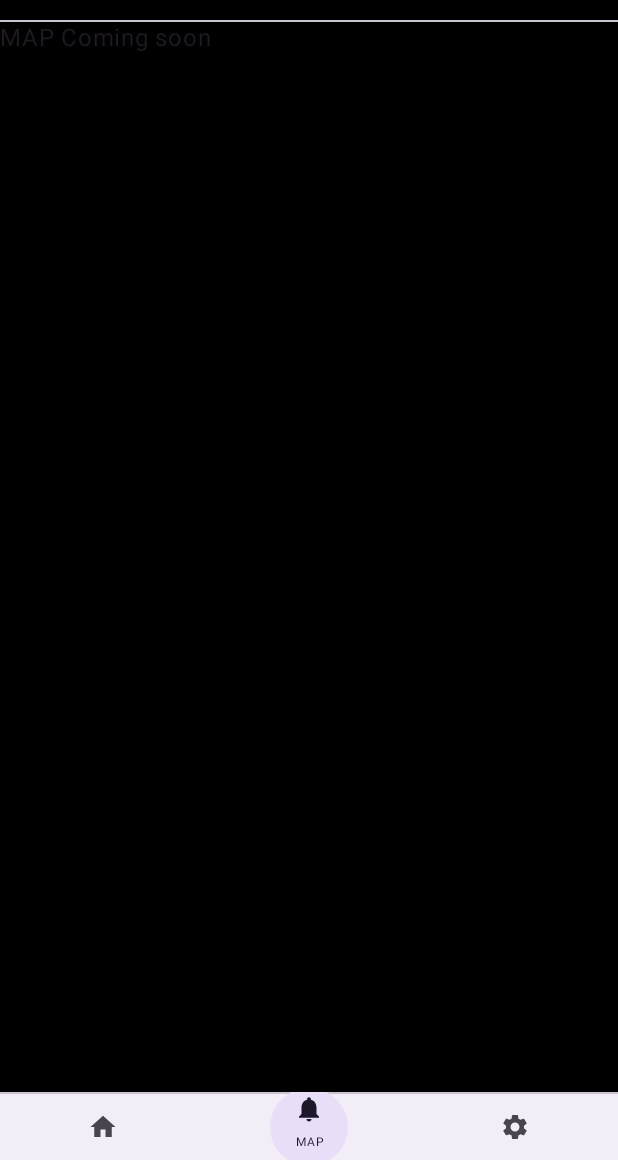
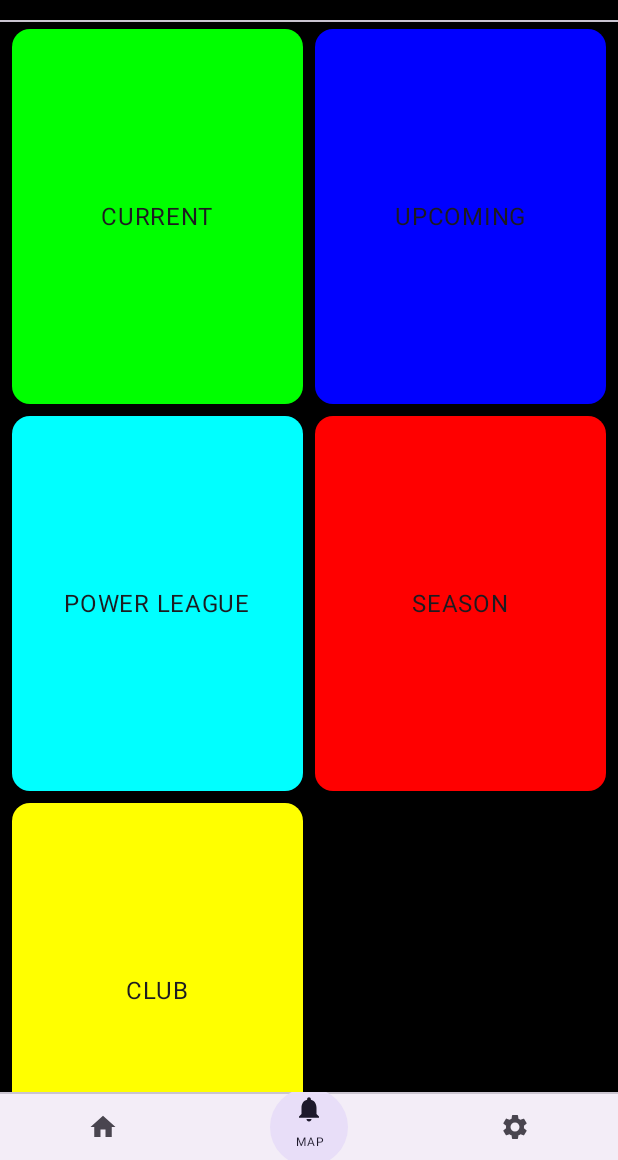
Before and after one commit to AvinashPatel005/BrawlStatz2, an Android app built with Jetpack Compose: the screen it shows after launch (MainActivity), item 2 of the bottom bar chosen, on a phone screen of 412 x 824 dp, the part 76-1236 px from its top. Run offline under Robolectric (Android 15) with nearby library versions, the phone set to English and light mode, and no system bars; our stand-ins replace Firebase (no records; nobody signed in at launch, a user with empty details on screens opened directly), Shimmer, accompanist; libraries missing offline, so code that uses them is left out: com.bumptech.glide, com.google.accompanist.navigation.

Commit message:
v3.2 Road to Events

```diff
--- a/app/build.gradle
+++ b/app/build.gradle
@@ -76,4 +76,8 @@ dependencies {
     implementation("androidx.lifecycle:lifecycle-viewmodel-compose:2.6.1")
     implementation("androidx.lifecycle:lifecycle-viewmodel-ktx:2.6.1")
     implementation "com.google.accompanist:accompanist-navigation-animation:0.31.0-alpha"
+    implementation "androidx.core:core-splashscreen:1.0.0"
+    implementation "com.squareup.retrofit2:retrofit:2.9.0"
+    implementation "com.squareup.retrofit2:converter-gson:2.9.0"
+    implementation "com.google.code.gson:gson:2.10.1"
 }
--- a/app/src/main/java/com/kal/brawlstatz2/MainActivity.kt
+++ b/app/src/main/java/com/kal/brawlstatz2/MainActivity.kt
@@ -9,9 +9,13 @@ import androidx.compose.animation.*
 import androidx.compose.animation.core.tween
 import androidx.compose.foundation.background
 import androidx.compose.foundation.border
+import androidx.compose.foundation.clickable
 import androidx.compose.foundation.layout.*
 import androidx.compose.foundation.lazy.LazyColumn
 import androidx.compose.foundation.lazy.LazyRow
+import androidx.compose.foundation.lazy.grid.GridCells
+import androidx.compose.foundation.lazy.grid.LazyVerticalGrid
+import androidx.compose.foundation.lazy.grid.items
 import androidx.compose.foundation.lazy.items
 import androidx.compose.foundation.shape.RoundedCornerShape
 import androidx.compose.material.icons.Icons
@@ -19,6 +23,7 @@ import androidx.compose.material.icons.filled.*
 import androidx.compose.material3.*
 import androidx.compose.runtime.*
 import androidx.compose.ui.Alignment
+import androidx.compose.ui.Alignment.Companion.Center
 import androidx.compose.ui.Alignment.Companion.CenterHorizontally
 import androidx.compose.ui.Modifier
 import androidx.compose.ui.draw.clip
@@ -46,8 +51,11 @@ import androidx.navigation.compose.currentBackStackEntryAsState
 import com.google.accompanist.navigation.animation.AnimatedNavHost
 import com.google.accompanist.navigation.animation.rememberAnimatedNavController
 import com.kal.brawlstatz2.data.BottomNavItem
+import com.kal.brawlstatz2.data.Events
+import com.kal.brawlstatz2.data.events.Active
 import com.kal.brawlstatz2.presentation.ShimmerListItem
 import com.kal.brawlstatz2.presentation.BrawlersList
+import com.kal.brawlstatz2.presentation.MapCard
 import com.kal.brawlstatz2.presentation.ShowMetaList
 import com.kal.brawlstatz2.ui.theme.*
 import com.kal.brawlstatz2.viewmodel.MainViewModel
@@ -368,7 +376,9 @@ class MainActivity : ComponentActivity() {
                     }
                 }
                 ){
-                SetDataMap()
+                SetDataMap(){
+
+                }
             }
             composable("meta",
                 enterTransition = {
@@ -418,7 +428,42 @@ fun BottomNavBar(
     }
 }
 @Composable
-fun SetDataMap() {
-    Text(text = "MAP Coming soon", modifier = Modifier.fillMaxSize())
-
+fun SetDataMap(
+    onclick : (String) -> Unit
+) {
+    val eventCardList = listOf<Events>(
+        Events("CURRENT","curr", Color.Green,true),
+        Events("UPCOMING","up", Color.Blue,true),
+        Events("POWER LEAGUE","pow", Color.Cyan,false),
+        Events("SEASON","season", Color.Red,false),
+        Events("CLUB","club", Color.Yellow,false),
+    )
+    LazyVerticalGrid(columns = GridCells.Fixed(2),Modifier.padding(top = 2.dp, start = 4.dp,end=4.dp)){
+        items(eventCardList){
+            Card(
+                Modifier
+                    .padding(4.dp)
+                    .fillMaxWidth()
+                    .height(250.dp)
+                    .clickable {
+                        if(it.enabled) onclick(it.route)
+                    },
+                colors = CardDefaults.cardColors(it.color)
+            ) {
+                Box(modifier = Modifier.fillMaxSize(), contentAlignment = Center){
+                    Text(text = it.cardName)
+                }
+            }
+        }
+    }
 }
+@Composable
+fun Curr(value: List<Active>) {
+    LazyColumn(
+        Modifier.fillMaxSize()
+    ){
+        items(value){
+            MapCard(active = it)
+        }
+    }
+}
--- /dev/null
+++ b/app/src/main/java/com/kal/brawlstatz2/data/Events.kt
@@ -0,0 +1,12 @@
+package com.kal.brawlstatz2.data
+
+import androidx.compose.ui.graphics.Color
+
+data class Events(
+    val cardName : String,
+    val route : String,
+    val color : Color,
+    val enabled : Boolean
+){
+    constructor():this("null","null", Color.Black,false)
+}
--- /dev/null
+++ b/app/src/main/java/com/kal/brawlstatz2/retrofit/ApiInterface.kt
@@ -0,0 +1,10 @@
+package com.kal.brawlstatz2.retrofit
+
+import com.kal.brawlstatz2.data.events.event
+import retrofit2.Call
+import retrofit2.http.GET
+
+interface ApiInterface {
+    @GET("events")
+    fun getData() : Call<event>
+}
--- /dev/null
+++ b/app/src/main/java/com/kal/brawlstatz2/retrofit/RetrofitInstance.kt
@@ -0,0 +1,14 @@
+package com.kal.brawlstatz2.retrofit
+import retrofit2.Retrofit
+import retrofit2.converter.gson.GsonConverterFactory
+
+object RetrofitInstance {
+    private val retrofit by lazy {
+        Retrofit.Builder().baseUrl("https://api.brawlapi.com/v1/")
+            .addConverterFactory(GsonConverterFactory.create())
+            .build()
+    }
+    val apiInterface by lazy {
+        retrofit.create(ApiInterface::class.java)
+    }
+}
--- a/app/src/main/java/com/kal/brawlstatz2/viewmodel/MainViewModel.kt
+++ b/app/src/main/java/com/kal/brawlstatz2/viewmodel/MainViewModel.kt
@@ -10,7 +10,13 @@ import com.google.firebase.database.ValueEventListener
 import com.kal.brawlstatz2.data.Brawler
 import com.kal.brawlstatz2.data.MetaTier
 import com.kal.brawlstatz2.data.Trait
+import com.kal.brawlstatz2.data.events.Active
+import com.kal.brawlstatz2.data.events.event
+import com.kal.brawlstatz2.retrofit.RetrofitInstance
 import com.kal.brawlstatz2.ui.theme.*
+import retrofit2.Call
+import retrofit2.Callback
+import retrofit2.Response
 
 class MainViewModel : ViewModel() {
     val list :ArrayList<Brawler> = ArrayList()
@@ -22,8 +28,41 @@ class MainViewModel : ViewModel() {
     val isLoading : MutableState<Boolean> = mutableStateOf(true)
     var isSearching : MutableState<Boolean> = mutableStateOf(false)
     var size : Int=0
+
+
+    val _activeList :ArrayList<Active> = ArrayList()
+    val activeList: MutableState<List<Active>> = mutableStateOf(listOf())
+
+    val _upcomingList :ArrayList<Active> = ArrayList()
+    val upcomingList: MutableState<List<Active>> = mutableStateOf(listOf())
+
+
     init {
         fetchData()
+        getData()
+    }
+
+
+    private fun getData(){
+        RetrofitInstance.apiInterface.getData().enqueue(object : Callback<event?> {
+            override fun onResponse(call: Call<event?>, response: Response<event?>) {
+                response.body()?.active?.filter { it.slot.name.contains("Daily") }?.let { _activeList.addAll(it) }
+                response.body()?.active?.filter { it.slot.name.contains("Weekly") }?.let { _activeList.addAll(it) }
+                _activeList.removeAll(_activeList.filter { it.map.hash.contains("-Duo") }.toSet())
+
+
+                response.body()?.upcoming?.filter { it.slot.name.contains("Daily") }?.let { _upcomingList.addAll(it) }
+                response.body()?.upcoming?.filter { it.slot.name.contains("Weekly") }?.let { _upcomingList.addAll(it) }
+                _upcomingList.removeAll(_upcomingList.filter { it.map.hash.contains("-Duo") }.toSet())
+
+                activeList.value=_activeList
+                upcomingList.value=_upcomingList
+            }
+
+            override fun onFailure(call: Call<event?>, t: Throwable) {
+
+            }
+        })
     }
     fun find(txt:String){
         val sortedlist :ArrayList<Brawler> = ArrayList()
```
